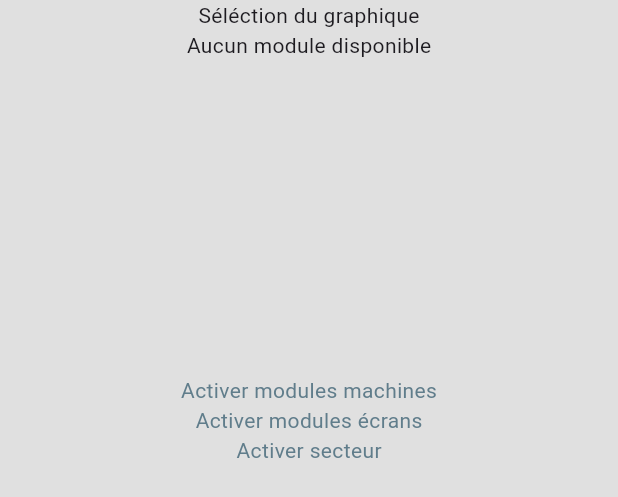
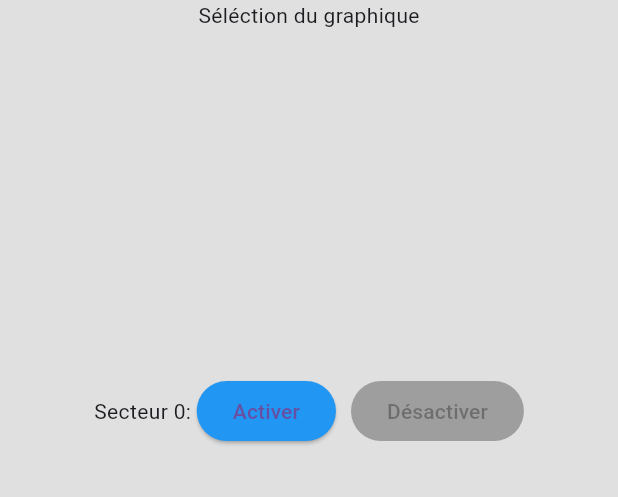
Before and after one commit to HugoMagrit/projetGestionParcInformatique, a Flutter app: the PanelSector widget shown alone on an empty page, opened directly with empty values, on a phone screen of 412 x 824 dp. Shown: the top 497 px of the screen. Run offline on Flutter 3.47's test engine with Material 3 defaults, Android fonts, the phone set to English and light mode, and no system bars; missing offline and left inert: postgres.

Commit message:
Version_11/06

```diff
--- a/lib/main.dart
+++ b/lib/main.dart
@@ -18,8 +18,8 @@ class MyApp extends StatelessWidget
   Widget build(BuildContext context)
   {
     // Initialisation de l'objet BdD et consulterLesMesuresActuelles
-    DataBase bdd = DataBase();
-    ConsulterLesMesuresActuelles consulterLesMesuresActuelles = ConsulterLesMesuresActuelles(bdd);
+    DataBase m_bdd = DataBase();
+    ConsulterLesMesuresActuelles consulterLesMesuresActuelles = ConsulterLesMesuresActuelles(m_bdd);
 
     // Affichage de l'application
     return MaterialApp(
--- a/lib/metier/ConsulterLesMesuresActuelles.dart
+++ b/lib/metier/ConsulterLesMesuresActuelles.dart
@@ -25,6 +25,9 @@ class ConsulterLesMesuresActuelles
     Map<String, bool> sectorStateMap = await m_bdd.getState("sector", sectorId);
     bool sectorState = sectorStateMap[sectorId.toString()] ?? false;
 
+    Map<String, bool> sectorAskedStateMap = await m_bdd.getState("askedSector", sectorId);
+    bool sectorAskedState = sectorAskedStateMap[sectorId.toString()] ?? false;
+
     List<double> consos = await m_bdd.getConso(true, sectorId);
     Map<String, bool> moduleMachineStates = await m_bdd.getState("moduleMachine", sectorId);
     Map<String, bool> moduleScreenStates = await m_bdd.getState("moduleScreen", sectorId);
@@ -50,6 +53,7 @@ class ConsulterLesMesuresActuelles
     return SectorData(
       sectorId: sectorId,
       sectorState: sectorState,
+      sectorAskedState: sectorAskedState,
       consosSector: consos,
       moduleMachineState: moduleMachineStates,
       moduleScreenState: moduleScreenStates,
@@ -71,12 +75,49 @@ class ConsulterLesMesuresActuelles
   {
     timer?.cancel();
   }
+
+  void updateState(int secteur_n, bool etat, String nom_etat)
+  {
+    m_bdd.updateState(secteur_n, etat, nom_etat);
+  }
+
+  Future<List<String>> verificationMachine(bool wantedState, int sectorId, {String? macModule}) async
+  {
+    Map<String, bool> machineState = await m_bdd.getState('machine', sectorId);
+    List <String> machineOn = [''];
+    List<String> machineOff = [''];
+
+    machineState.forEach((key, value)
+     {
+        for (int i = 0; i < machineState.length; i++)
+        {
+           if (key[i] == true)
+           {
+              machineOn[i] = '$value';
+           }
+            else
+            {
+              machineOff[i] = '$value';
+            }
+        }
+      }
+    );
+    if(wantedState==true)
+      {
+        return machineOn;
+      }
+    else
+      {
+        return machineOff;
+      }
+  }
 }
 
 class SectorData
 {
   int sectorId;
   bool sectorState;
+  bool sectorAskedState;
   List<double> consosSector;
   Map<String, bool> moduleMachineState;
   Map<String, bool> moduleScreenState;
@@ -87,6 +128,7 @@ class SectorData
       {
         required this.sectorId,
         required this.sectorState,
+        required this.sectorAskedState,
         required this.consosSector,
         required this.moduleMachineState,
         required this.moduleScreenState,
--- a/lib/metier/bdd.dart
+++ b/lib/metier/bdd.dart
@@ -38,7 +38,7 @@ class DataBase
 
     try
     {
-      if (time == true && conn.isOpen)
+      if (time == true)
       {
         final consoEcran = await conn.execute(
             'SELECT conso_module FROM mesures WHERE secteur_id=$numSector AND type_module=FALSE ORDER BY date_conso_module DESC LIMIT 1'
@@ -54,17 +54,12 @@ class DataBase
         return consos;
       }
 
-      else if(conn.isOpen)
+      else
       {
         final consos = await conn.execute(
             'SELECT conso_module FROM mesures WHERE secteur_id=$numSector AND type_module=FALSE AND date_conso_module >= NOW() - INTERVAL \'24 hour\' ORDER BY date_conso_module'
         ) as List<double>;
         return consos;
-      }
-
-      else
-      {
-        return siNULL;
       }
     }
     catch (e)
@@ -90,14 +85,13 @@ class DataBase
         if (typeModule == "machine")
         {
           final request = await conn.execute(
-              'SELECT module_machine_mac, conso_module FROM mesures WHERE secteur_id=$numSector AND module_machine_mac=\'$module\' ORDER BY date_conso_module DESC LIMIT 1'
+              'SELECT module_machine_mac, conso_module FROM mesures '
+                  'WHERE secteur_id=$numSector AND module_machine_mac=\'$module\' ORDER BY date_conso_module DESC LIMIT 1'
           );
-          print('Requêt: $request');
           for (final row in request)
           {
             if(row[1] != null)
             {
-              print('Consommation: $conso');
               conso[row[0] as String] = row[1] as double;
             }
             else
@@ -109,14 +103,13 @@ class DataBase
         else if (typeModule == "ecran")
         {
           final request = await conn.execute(
-              'SELECT module_ecran_mac, conso_module FROM mesures WHERE secteur_id=$numSector AND module_ecran_mac=\'$module\' ORDER BY date_conso_module DESC LIMIT 1'
+              'SELECT module_ecran_mac, conso_module FROM mesures '
+                  'WHERE secteur_id=$numSector AND module_ecran_mac=\'$module\' ORDER BY date_conso_module DESC LIMIT 1'
           );
-          print('Requête: $request');
           for (final row in request)
           {
             if(row[1] != null)
             {
-              print('Consommation: $conso');
               conso[row[0] as String] = row[1] as double;
             }
             else
@@ -197,7 +190,7 @@ class DataBase
 
         case "machine":
           final request = await conn.execute(
-              'SELECT etat_machine, ip_machine FROM machine WHERE module_machine_mac=(SELECT mac_module_machine FROM module_machine WHERE secteur_id=$numSector);'
+              'SELECT ip_machine, etat_machine FROM machine WHERE module_machine_mac=(SELECT mac_module_machine FROM module_machine WHERE secteur_id=$numSector);'
           );
           for (final row in request)
           {
@@ -235,4 +228,12 @@ class DataBase
      await conn.close();
      return retour;
   }
+
+  Future<void> updateState(int secteur_n, bool etat, String nom_etat) async
+  {
+    final Connection conn = await connectionBdD();
+    await conn.execute(
+      'UPDATE secteur SET etat_demande_secteur=$etat WHERE id_secteur=$secteur_n'
+    );
+  }
 }
--- a/lib/pages/avecPanel/panelSector.dart
+++ b/lib/pages/avecPanel/panelSector.dart
@@ -1,11 +1,13 @@
 import 'package:flutter/material.dart';
 import 'package:projetp4_flutter/metier/ConsulterLesMesuresActuelles.dart';
 
-class PanelSector extends StatelessWidget {
+class PanelSector extends StatefulWidget
+{
   final ConsulterLesMesuresActuelles consulterLesMesuresActuelles;
   final int sector;
 
-  const PanelSector(
+  const PanelSector
+      (
       {
     super.key,
     required this.consulterLesMesuresActuelles,
@@ -14,25 +16,131 @@ class PanelSector extends StatelessWidget {
   );
 
   @override
-  Widget build(BuildContext context) {
+  PanelSectorState createState() => PanelSectorState();
+}
+
+
+class PanelSectorState extends State<PanelSector>
+{
+  bool isButtonDisabled = false;
+  bool? askedState;
+
+  void isButtonPress(bool newState)
+  {
+    setState(
+            ()
+    {
+      isButtonDisabled = true;
+      askedState = newState;
+    }
+    );
+    widget.consulterLesMesuresActuelles.updateState(widget.sector, newState, 'secteur');
+    widget.consulterLesMesuresActuelles.verificationMachine(newState, widget.sector);
+    messageMachine(context, widget.consulterLesMesuresActuelles.verificationMachine(newState, widget.sector) as List<String>);
+  }
+
+  void checkSectorState() async
+  {
+    while (isButtonDisabled)
+    {
+      final sectorData = await widget.consulterLesMesuresActuelles.getSectorData(widget.sector);
+      if (sectorData.sectorState == askedState)
+      {
+        setState(
+                ()
+        {
+          isButtonDisabled = false;
+          askedState = null;
+        }
+        );
+      }
+      await Future.delayed(const Duration(seconds: 60));
+    }
+  }
+
+  void messageMachine(BuildContext context, List<String> message) {
+    showDialog(
+      context: context,
+      builder: (BuildContext context) {
+        return AlertDialog(
+          title: const Text('Liste de Textes'),
+          content: SizedBox(
+            width: double.maxFinite,
+            child: ListView.builder(
+              shrinkWrap: true,
+              itemCount: message.length,
+              itemBuilder: (BuildContext context, int index) {
+                return ListTile(
+                  title: Text(message[index]),
+                );
+              },
+            ),
+          ),
+          actions: <Widget>[
+            TextButton(
+              child: const Text('Fermer'),
+              onPressed: () {
+                Navigator.of(context).pop();
+              },
+            ),
+          ],
+        );
+      },
+    );
+  }
+
+    @override
+    Widget build(BuildContext context)
+    {
+      Icon getIcon(bool? state)
+      {
+        if (state == null)
+        {
+          return const Icon(Icons.hourglass_empty, color: Colors.grey);
+        }
+        else if (state)
+        {
+          return const Icon(Icons.check_circle, color: Colors.green);
+        }
+        else
+        {
+          return const Icon(Icons.cancel, color: Colors.red);
+        }
+      }
+
+      String setMessage(String? adresseMAC, double conso, String? typeModule) {
+        String message = '';
+        if (conso == -(1.0))
+        {
+          message =
+          'Module $typeModule: $adresseMAC, Consommation: Aucune valeur';
+        }
+        else
+        {
+          message = 'Module $typeModule: $adresseMAC, Consommation: $conso';
+        }
+        return message;
+      }
       return Container(
         width: 1000,
         height: double.infinity,
         color: Colors.grey[300],
         child: Column(
           children: [
-          SizedBox(
+            Center(
+              child: SizedBox(
                 height: 250,
                 width: double.infinity,
-                  child: Center(
                 child: Column(
                   children: [
                     const Text('Séléction du graphique'),
                     FutureBuilder(
-                        future: consulterLesMesuresActuelles.getSectorData(sector),
+                      future: widget.consulterLesMesuresActuelles.getSectorData(
+                          widget.sector),
                       builder: (context, snapshot)
                       {
-                          if (snapshot.connectionState == ConnectionState.waiting)
+                        if (snapshot.connectionState ==
+                            ConnectionState.waiting)
                         {
                           return const CircularProgressIndicator();
                         }
@@ -47,26 +155,11 @@ class PanelSector extends StatelessWidget {
                         else
                         {
                           final sectorDataList = snapshot.data!;
-                            if (sectorDataList.moduleMachineState.isEmpty && sectorDataList.moduleScreenState.isEmpty) {
-                              return const Text('Aucun module disponible');
+                          if (sectorDataList.moduleMachineState.isEmpty &&
+                              sectorDataList.moduleScreenState.isEmpty) {
                           }
 
                           List<Widget> buttons = [];
-
-                            Icon getIcon(bool? state) {
-                              if (state == null)
-                              {
-                                return const Icon(Icons.hourglass_empty, color: Colors.grey);
-                              }
-                              else if (state)
-                              {
-                                return const Icon(Icons.check_circle, color: Colors.green);
-                              }
-                              else
-                              {
-                                return const Icon(Icons.cancel, color: Colors.red);
-                              }
-                            }
 
                           // Boutons pour les modules machines
                           sectorDataList.moduleMachineState.forEach((key, value)
@@ -77,7 +170,8 @@ class PanelSector extends StatelessWidget {
                                     children: [
                                       ElevatedButton(
                                         onPressed: () {},
-                                          child: Text('Module machine: $key, Consommation: $conso'),
+                                        child: Text(
+                                            setMessage(key, conso, 'machine')),
                                       ),
                                       ElevatedButton(
                                           onPressed: ()
@@ -101,7 +195,8 @@ class PanelSector extends StatelessWidget {
                                     children: [
                                       ElevatedButton(
                                         onPressed: () {},
-                                    child: Text('Module écran: $key, Consommation: $conso'),
+                                        child: Text(
+                                            setMessage(key, conso, 'écran')),
                                       ),
                                       ElevatedButton(
                                           onPressed: ()
@@ -128,16 +223,66 @@ class PanelSector extends StatelessWidget {
               ),
             ),
 
-          Container(
-              child: Text('Activer modules machines', style: TextStyle(color: Colors.blueGrey),)
+            FutureBuilder(
+              future: widget.consulterLesMesuresActuelles.getSectorData(
+                  widget.sector),
+              builder: (context, snapshot) {
+                if (snapshot.connectionState == ConnectionState.waiting)
+                {
+                  return const CircularProgressIndicator();
+                }
+                else if (snapshot.hasError)
+                {
+                  return Text('Erreur : ${snapshot.error}');
+                }
+                else if (!snapshot.hasData)
+                {
+                  return const Text('Aucune donnée disponible');
+                }
+                else
+                {
+                  final sectorData = snapshot.data!;
+                  bool isSectorActive = sectorData.sectorState;
+                  bool askedSector = sectorData.sectorAskedState;
+
+                  return Row(
+                    mainAxisAlignment: MainAxisAlignment.center,
+                    children: [
+                      Text('Secteur ${widget.sector}: '),
+                      ElevatedButton(
+                        onPressed: isButtonDisabled || isSectorActive ? null : ()
+                        {
+                          isButtonPress(true);
+                          checkSectorState();
+                        },
+                        child: const Text('Activer', selectionColor: Colors.black,),
+                        style: ButtonStyle(
+                          backgroundColor: MaterialStateProperty.all<Color>(
+                            askedSector ? Colors.grey : Colors.blue,
+                          ),
+                        ),
                       ),
 
-          Container(
-              child: Text('Activer modules écrans', style: TextStyle(color: Colors.blueGrey),)
+                      const SizedBox(width: 10),
+
+                      ElevatedButton(
+                        onPressed: isButtonDisabled || !isSectorActive ? null : ()
+                        {
+                          isButtonPress(false);
+                          checkSectorState();
+                        },
+                        child: const Text('Désactiver', selectionColor: Colors
+                            .black,),
+                        style: ButtonStyle(
+                          backgroundColor: MaterialStateProperty.all<Color>(
+                            askedSector ? Colors.red : Colors.grey,
                           ),
-
-          Container(
-              child: Text('Activer secteur', style: TextStyle(color: Colors.blueGrey),)
+                        ),
+                      ),
+                    ],
+                  );
+                }
+              },
             ),
           ],
         ),
--- a/lib/pages/home/home.dart
+++ b/lib/pages/home/home.dart
@@ -29,7 +29,7 @@ class _HomePageState extends State<HomePage>
   {
     super.initState();
     sectorButtons();
-    widget.consulterLesMesuresActuelles.startTimer(const Duration(seconds: 300), (List<SectorData> newSectorDataList)
+    widget.consulterLesMesuresActuelles.startTimer(const Duration(seconds: 60), (List<SectorData> newSectorDataList)
     {
       setState(()
       {
```
Also changed, not shown: lib/pages/home/gestionBoutton.dart (+5 -5 lines). Lines whose indentation alone changed are shown as unchanged.
